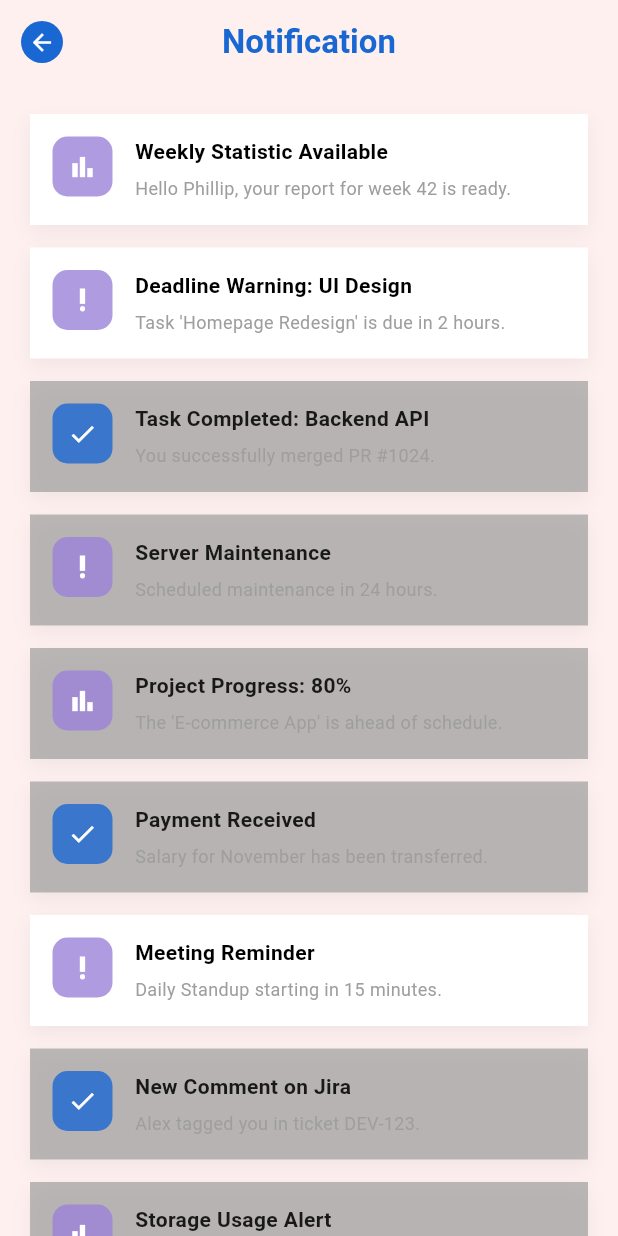
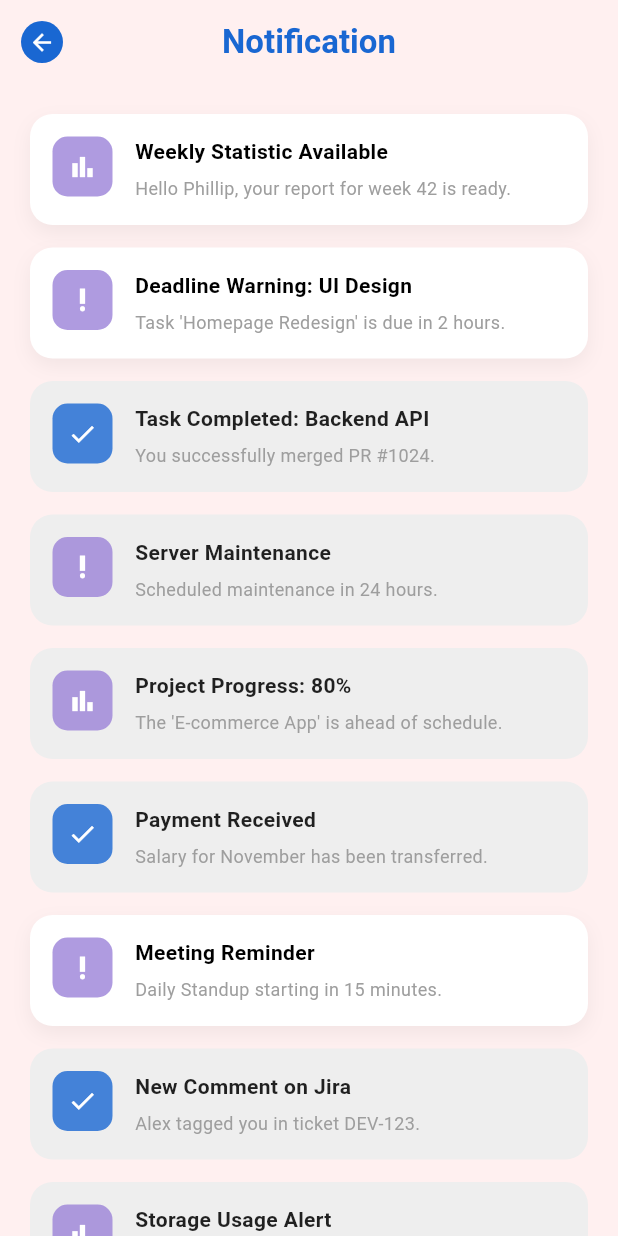
Before and after one commit to Mercuphobia/learn_flutter, a Flutter app: the screen it shows after launch, after a tap on "skip", after a tap on "Login", after a tap on the "notifications" icon, on a phone screen of 412 x 824 dp. Run offline on Flutter 3.47's test engine with Material 3 defaults, Android fonts, the phone set to English and light mode, and no system bars; our stand-ins replace flutter_bloc, freezed_annotation, pinput, shared_preferences; Roboto replaces fonts that are missing (Poppins).

Commit message:
update notification isRead

```diff
--- a/lib/screen/notification/notification_screen.dart
+++ b/lib/screen/notification/notification_screen.dart
@@ -84,13 +84,19 @@
     return Container(
       padding: const EdgeInsets.all(15),
       decoration: BoxDecoration(
-        color: item.isRead ? Colors.grey.withOpacity(0.7) : Colors.white,
+        // LOGIC MÀU SẮC:
+        // item.isRead == true  -> Màu xám nhạt (Colors.grey[100])
+        // item.isRead == false -> Màu trắng (Colors.white)
+        color: item.isRead ? Colors.grey[200] : Colors.white,
+        borderRadius: BorderRadius.circular(15),
         boxShadow: [
-          BoxShadow(
-            color: Colors.black.withOpacity(0.05),
-            blurRadius: 10,
-            offset: const Offset(0, 5),
-          ),
+          // Chỉ hiện bóng đổ nếu chưa đọc (tạo cảm giác nổi lên)
+          if (!item.isRead)
+            BoxShadow(
+              color: Colors.black.withOpacity(0.05),
+              blurRadius: 10,
+              offset: const Offset(0, 5),
+            ),
         ],
       ),
       child: Row(
--- a/lib/services/notification_service.dart
+++ b/lib/services/notification_service.dart
@@ -1,8 +1,37 @@
+import 'package:shared_preferences/shared_preferences.dart';
 import '../models/notification_model/notification_model.dart';
 
 class NotificationService {
+  static const String _storageKey = 'read_notifications_ids';
+
   Future<List<NotificationModel>> getNotifications() async {
-    await Future.delayed(const Duration(seconds: 1));
-    return mockNotifications;
+    await Future.delayed(const Duration(milliseconds: 1000));
+
+    // Lấy danh sách các Tiêu đề (hoặc ID) đã đọc từ bộ nhớ máy
+    final prefs = await SharedPreferences.getInstance();
+    final List<String> readTitles = prefs.getStringList(_storageKey) ?? [];
+
+    // Duyệt qua danh sách Mock Data gốc
+    // Nếu tiêu đề của item nằm trong danh sách "đã đọc" -> set isRead = true
+    final List<NotificationModel> syncedList = mockNotifications.map((item) {
+      if (readTitles.contains(item.title)) {
+        return item.copyWith(isRead: true);
+      }
+      return item;
+    }).toList();
+
+    return syncedList;
+  }
+
+  // 2. Lưu trạng thái đã đọc vào SharedPreferences
+  Future<void> markAsRead(String title) async {
+    final prefs = await SharedPreferences.getInstance();
+    final List<String> readTitles = prefs.getStringList(_storageKey) ?? [];
+
+    // Nếu chưa có trong danh sách thì thêm vào và lưu lại
+    if (!readTitles.contains(title)) {
+      readTitles.add(title);
+      await prefs.setStringList(_storageKey, readTitles);
+    }
   }
 }
```
Also changed, not shown: lib/screen/notification/bloc/notification_bloc.dart (+13 -22 lines).
